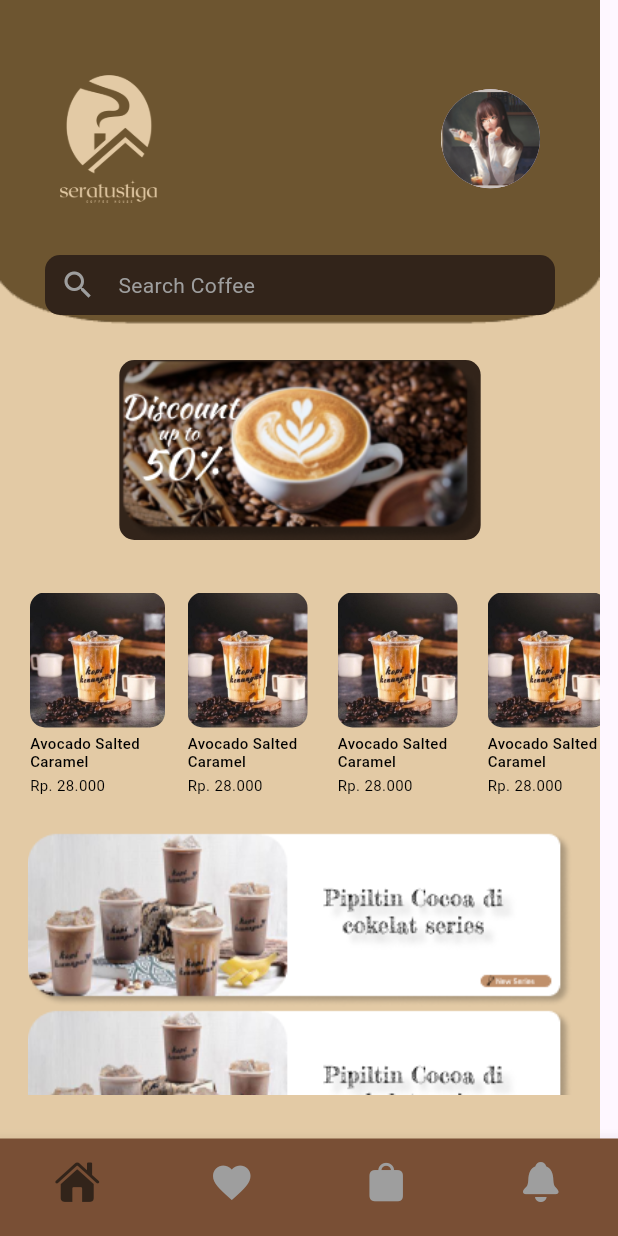
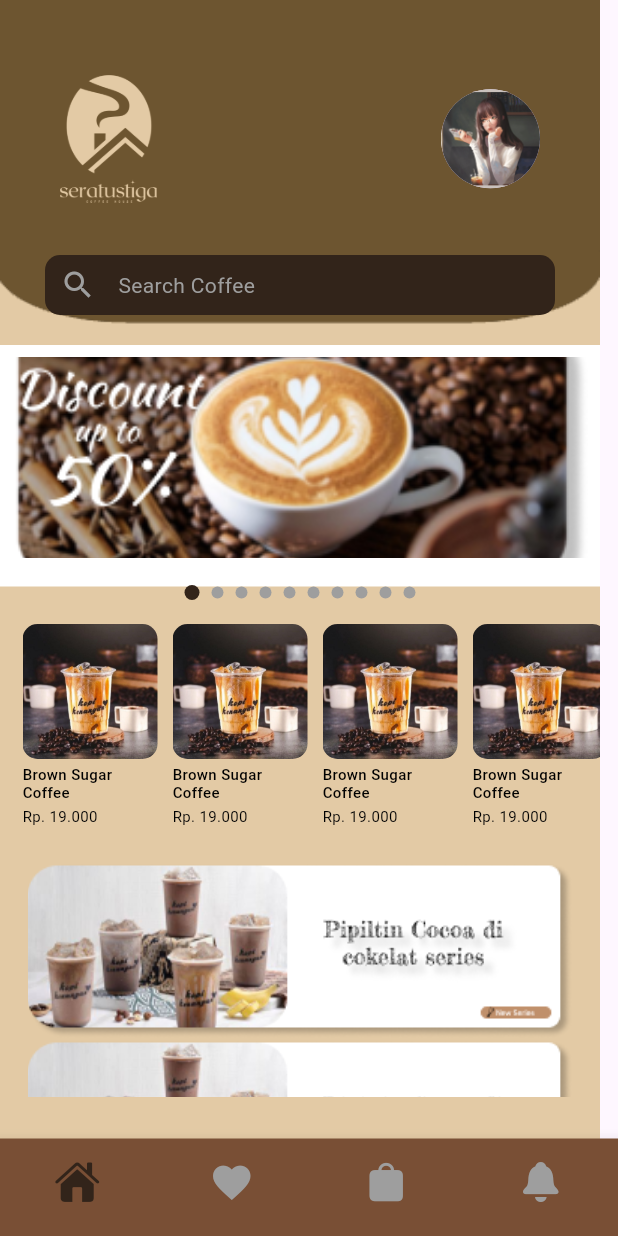
Before and after one commit to alxnderneurvoe/komisalfi, a Flutter app: the HomePage screen opened directly, on a phone screen of 412 x 824 dp. Run offline on Flutter 3.47's test engine with Material 3 defaults, Android fonts, the phone set to English and light mode, and no system bars.

```diff
--- a/lib/handler.dart
+++ b/lib/handler.dart
@@ -2,12 +2,14 @@ import 'package:flutter/cupertino.dart';
 import 'package:flutter/material.dart';
 
 Color light = const Color.fromARGB(255, 212, 149, 101);
+Color light2 = const Color.fromARGB(255, 255, 230, 211);
 Color brown = const Color.fromARGB(255, 103, 57, 31);
 Color darkbrown = const Color.fromARGB(255, 50, 36, 26);
 Color semibrown = const Color.fromARGB(255, 50, 31, 39);
 Color lightbrown = const Color.fromARGB(255, 121, 79, 53);
 Color white = const Color.fromARGB(255, 255, 255, 255);
 Color black = const Color.fromARGB(255, 0, 0, 0);
+Color opacity = const Color.fromARGB(255, 209, 193, 181);
 
 class BottomNavBar extends StatelessWidget {
   final int currentIndex;
--- a/lib/home/home.dart
+++ b/lib/home/home.dart
@@ -5,6 +5,7 @@ import 'package:flutter/material.dart';
 import 'fav.dart';
 import 'notif.dart';
 import 'shop.dart';
+import 'widget_kopi_atas.dart';
 import 'widget_kopi_bawah.dart';
 import 'widget_kopi_scroll.dart';
 
@@ -69,15 +70,7 @@ class _HomePageState extends State<HomePage> {
                         Text('    Search Coffee',
                             style: TextStyle(color: Colors.grey))
                       ]))),
-              Container(
-                  margin:
-                      const EdgeInsets.symmetric(horizontal: 50, vertical: 10),
-                  height: 120,
-                  decoration: BoxDecoration(
-                    borderRadius: BorderRadius.circular(10),
-                    color: darkbrown,
-                  ),
-                  child: Image.asset('assets/diskon.png', fit: BoxFit.cover)),
+              const KopiScrollAtas(),
               const KopiScroll(),
               const KopiBawah()
             ])),
--- /dev/null
+++ b/lib/home/widget_kopi_atas.dart
@@ -0,0 +1,63 @@
+// ignore_for_file: file_names
+
+import 'package:apk_alfi/handler.dart';
+import 'package:apk_alfi/home/bottomsheet.dart';
+import 'package:flutter/material.dart';
+
+class KopiScrollAtas extends StatefulWidget {
+  const KopiScrollAtas({super.key});
+
+  @override
+  State<KopiScrollAtas> createState() => _KopiScrollAtasState();
+}
+
+class _KopiScrollAtasState extends State<KopiScrollAtas> {
+  final PageController _pageController = PageController();
+  int _currentPage = 0;
+
+  @override
+  Widget build(BuildContext context) {
+    return Container(
+      color: white,
+      height: 150 + 1 + 10,
+      width: double.infinity,
+      child: Column(children: [
+        SizedBox(
+            height: 150,
+            width: double.infinity,
+            child: PageView.builder(
+                controller: _pageController,
+                itemCount: 10,
+                onPageChanged: (int page) {
+                  setState(() {
+                    _currentPage = page;
+                  });
+                },
+                itemBuilder: (context, index) {
+                  return Container(
+                    margin:
+                        const EdgeInsets.symmetric(horizontal: 8, vertical: 8),
+                    height: 150,
+                    width: 150,
+                    decoration:
+                        BoxDecoration(borderRadius: BorderRadius.circular(10)),
+                    child: Image.asset('assets/diskon.png', fit: BoxFit.cover, width: 254,),
+                  );
+                })),
+        const SizedBox(height: 10),
+        Row(
+            mainAxisAlignment: MainAxisAlignment.center,
+            children: List.generate(10, (index) {
+              return AnimatedContainer(
+                  duration: const Duration(milliseconds: 300),
+                  margin: const EdgeInsets.symmetric(horizontal: 4),
+                  height: _currentPage == index ? 10 : 8,
+                  width: _currentPage == index ? 10 : 8,
+                  decoration: BoxDecoration(
+                      color: _currentPage == index ? darkbrown : Colors.grey,
+                      borderRadius: BorderRadius.circular(10)));
+            }))
+      ]),
+    );
+  }
+}
--- a/lib/home/widget_kopi_bawah.dart
+++ b/lib/home/widget_kopi_bawah.dart
@@ -8,7 +8,7 @@ class KopiBawah extends StatelessWidget {
   @override
   Widget build(BuildContext context) {
     return SizedBox(
-        height: 175,
+        height: 155,
         child: SingleChildScrollView(
             scrollDirection: Axis.vertical,
             child: Padding(
--- a/lib/home/widget_kopi_scroll.dart
+++ b/lib/home/widget_kopi_scroll.dart
@@ -1,6 +1,7 @@
 // ignore_for_file: file_names
 
 import 'package:apk_alfi/handler.dart';
+import 'package:apk_alfi/home/bottomsheet.dart';
 import 'package:flutter/material.dart';
 
 class KopiScroll extends StatelessWidget {
@@ -11,10 +12,14 @@ class KopiScroll extends StatelessWidget {
     return SingleChildScrollView(
         scrollDirection: Axis.horizontal,
         child: Padding(
-            padding: const EdgeInsets.symmetric(vertical: 15, horizontal: 15),
-            child: Row(children: [
-              //1
-              SizedBox(
+            padding: const EdgeInsets.symmetric(vertical: 15, horizontal: 10),
+            child: Row(
+                children: List.generate(10, (index) {
+              return GestureDetector(
+                  onTap: () {
+                    _showBottomSheet(context);
+                  },
+                  child: SizedBox(
                       width: 100,
                       height: 155,
                       child: Padding(
@@ -32,102 +37,26 @@ class KopiScroll extends StatelessWidget {
                                             height: 90,
                                             width: 160))),
                                 const SizedBox(height: 5),
-                            Text("Avocado Salted Caramel",
+                                Text("Brown Sugar Coffee",
                                     style: TextStyle(
                                         fontSize: 10,
                                         fontWeight: FontWeight.w500,
                                         color: black,
                                         height: 1.2)),
                                 const SizedBox(height: 2),
-                            Text("Rp. 28.000",
-                                style: TextStyle(fontSize: 10, color: black))
-                          ]))),
-              SizedBox(
-                  width: 100,
-                  height: 155,
-                  child: Padding(
-                      padding: const EdgeInsets.symmetric(
-                          horizontal: 10, vertical: 10),
-                      child: Column(
-                          crossAxisAlignment: CrossAxisAlignment.start,
-                          children: [
-                            Container(
-                                alignment: Alignment.center,
-                                child: ClipRRect(
-                                    borderRadius: BorderRadius.circular(10),
-                                    child: Image.asset('assets/kopi.jpeg',
-                                        fit: BoxFit.fitHeight,
-                                        height: 90,
-                                        width: 160))),
-                            const SizedBox(height: 5),
-                            Text("Avocado Salted Caramel",
-                                style: TextStyle(
-                                    fontSize: 10,
-                                    fontWeight: FontWeight.w500,
-                                    color: black,
-                                    height: 1.2)),
-                            const SizedBox(height: 2),
-                            Text("Rp. 28.000",
-                                style: TextStyle(fontSize: 10, color: black))
-                          ]))),
-              SizedBox(
-                  width: 100,
-                  height: 155,
-                  child: Padding(
-                      padding: const EdgeInsets.symmetric(
-                          horizontal: 10, vertical: 10),
-                      child: Column(
-                          crossAxisAlignment: CrossAxisAlignment.start,
-                          children: [
-                            Container(
-                                alignment: Alignment.center,
-                                child: ClipRRect(
-                                    borderRadius: BorderRadius.circular(10),
-                                    child: Image.asset('assets/kopi.jpeg',
-                                        fit: BoxFit.fitHeight,
-                                        height: 90,
-                                        width: 160))),
-                            const SizedBox(height: 5),
-                            Text("Avocado Salted Caramel",
-                                style: TextStyle(
-                                    fontSize: 10,
-                                    fontWeight: FontWeight.w500,
-                                    color: black,
-                                    height: 1.2)),
-                            const SizedBox(height: 2),
-                            Text("Rp. 28.000",
-                                style: TextStyle(fontSize: 10, color: black))
-                          ]))),
-              SizedBox(
-                  width: 100,
-                  height: 155,
-                  child: Padding(
-                      padding: const EdgeInsets.symmetric(
-                          horizontal: 10, vertical: 10),
-                      child: Column(
-                          crossAxisAlignment: CrossAxisAlignment.start,
-                          children: [
-                            Container(
-                                alignment: Alignment.center,
-                                child: ClipRRect(
-                                    borderRadius: BorderRadius.circular(10),
-                                    child: Image.asset(
-                                      'assets/kopi.jpeg',
-                                      fit: BoxFit.fitHeight,
-                                      height: 90,
-                                      width: 160,
-                                    ))),
-                            const SizedBox(height: 5),
-                            Text("Avocado Salted Caramel",
-                                style: TextStyle(
-                                    fontSize: 10,
-                                    fontWeight: FontWeight.w500,
-                                    color: black,
-                                    height: 1.2)),
-                            const SizedBox(height: 2),
-                            Text("Rp. 28.000",
-                                style: TextStyle(fontSize: 10, color: black))
-                          ]))),
-            ])));
+                                Text("Rp. 19.000",
+                                    style:
+                                        TextStyle(fontSize: 10, color: black))
+                              ]))));
+            }))));
+  }
+
+  void _showBottomSheet(BuildContext context) {
+    showModalBottomSheet(
+        isScrollControlled: true,
+        context: context,
+        builder: (BuildContext context) {
+          return const BottomSheetContent();
+        });
   }
 }
```
Also changed, not shown: lib/home/bottomsheet.dart (added, +85 -0 lines), lib/home/fav.dart (+19 -46 lines). Lines whose indentation alone changed are shown as unchanged.
